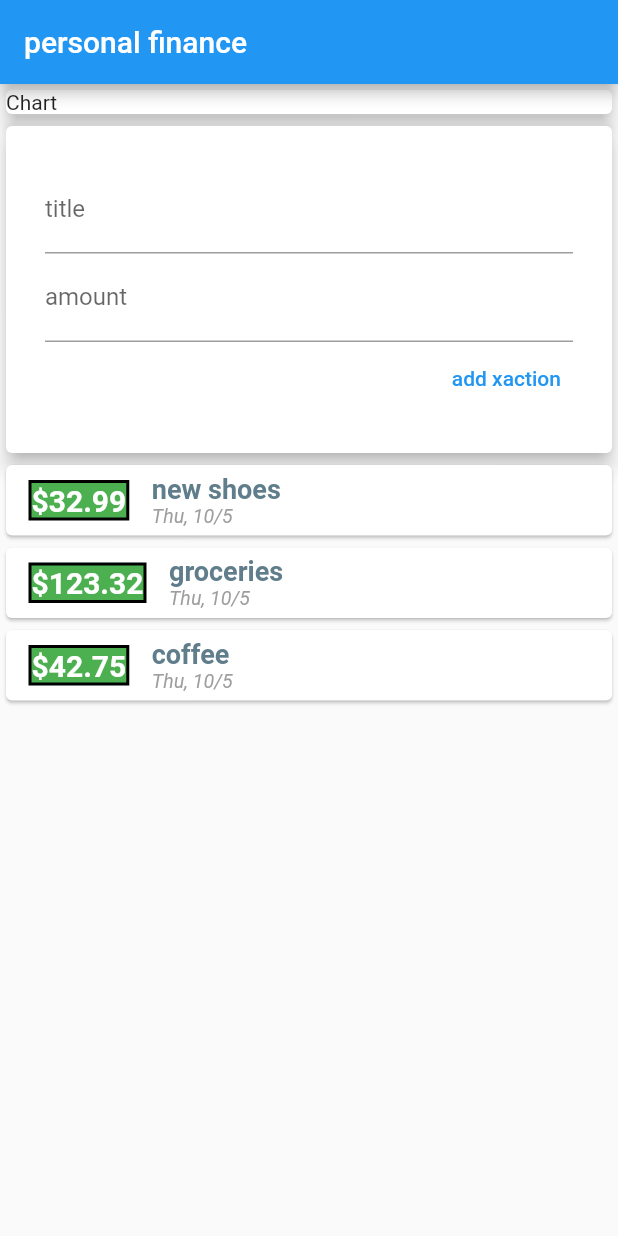
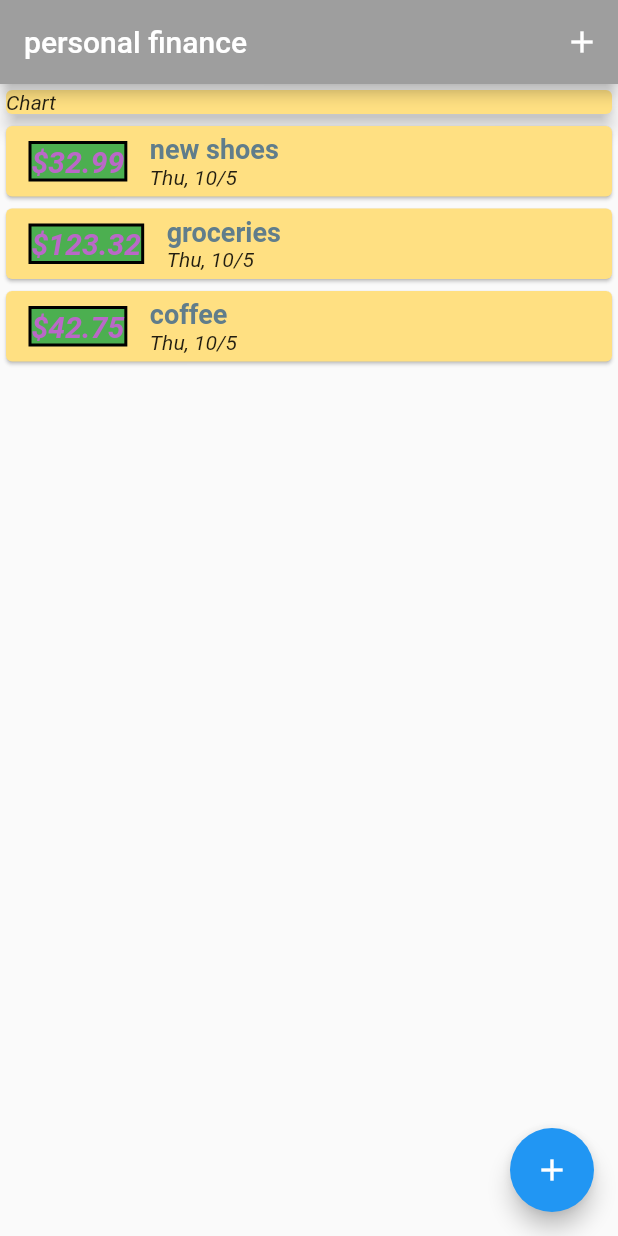
Before and after one commit to rmirabelli/personal_finance_2023, a Flutter app: the screen it shows after launch, on a phone screen of 412 x 824 dp. Run offline on Flutter 3.47's test engine with Material 2 defaults, Android fonts, the phone set to English and light mode, and no system bars.

Commit message:
thursday themes and modals

```diff
--- a/lib/main.dart
+++ b/lib/main.dart
@@ -1,34 +1,72 @@
 import 'package:flutter/material.dart';
 import 'widgets/user_transaction.dart';
+import 'widgets/main_screen.dart';
+import 'models/transaction.dart';
 
 void main() {
   runApp(MainApp());
 }
 
-class MainApp extends StatelessWidget {
+class MainApp extends StatefulWidget {
   MainApp({super.key});
+
+  @override
+  State<MainApp> createState() => _MainAppState();
+}
+
+class _MainAppState extends State<MainApp> {
+  void _addNewTransaction(String title, int amount) {
+    final newTransaction = Transaction(
+      title: title,
+      amountInPennies: amount,
+      id: UniqueKey().toString(),
+    );
+    setState(() {
+      _transactions.add(newTransaction);
+    });
+  }
+
+  final List<Transaction> _transactions = [
+    Transaction(
+      id: UniqueKey().toString(),
+      title: 'new shoes',
+      amountInPennies: 3299,
+    ),
+    Transaction(
+      id: UniqueKey().toString(),
+      title: 'groceries',
+      amountInPennies: 12332,
+    ),
+    Transaction(
+      id: UniqueKey().toString(),
+      title: 'coffee',
+      amountInPennies: 4275,
+    ),
+  ];
 
   @override
   Widget build(BuildContext context) {
     return MaterialApp(
-      home: Scaffold(
-        appBar: AppBar(
-          title: Text('personal finance'),
+      theme: ThemeData(
+        primaryColor: Colors.purple.shade300,
+        cardColor: Colors.amber.shade200,
+        highlightColor: Colors.green,
+        appBarTheme: AppBarTheme(
+          color: Colors.grey,
         ),
-        body: Column(
-          mainAxisAlignment: MainAxisAlignment.start,
-          children: [
-            Container(
-              width: double.infinity,
-              child: Card(
-                elevation: 5.0,
-                child: Text('Chart'),
-              ),
-            ),
-            UserTransaction(),
-          ],
+        textTheme: TextTheme(
+          bodyMedium: TextStyle(
+            fontSize: 14,
+            fontStyle: FontStyle.italic,
+          ),
+          bodyLarge: const TextStyle(
+            fontWeight: FontWeight.bold,
+            fontSize: 18,
+            color: Colors.blueGrey,
+          ),
         ),
       ),
+      home: MainScreen(_addNewTransaction, _transactions),
     );
   }
 }
--- /dev/null
+++ b/lib/widgets/main_screen.dart
@@ -0,0 +1,58 @@
+import 'package:flutter/material.dart';
+import 'new_transaction.dart';
+import 'user_transaction.dart';
+import '../models/transaction.dart';
+
+class MainScreen extends StatelessWidget {
+  const MainScreen(this._addNewTransaction, this._transactions, {super.key});
+
+  final Function(String, int) _addNewTransaction;
+  final List<Transaction> _transactions;
+
+  void _startNewTransaction(BuildContext ctx) {
+    showModalBottomSheet(
+        context: ctx,
+        builder: (bCtx) {
+          return NewTransaction(_addNewTransaction);
+        });
+  }
+
+  @override
+  Widget build(BuildContext context) {
+    return Scaffold(
+      appBar: AppBar(
+        title: Text('personal finance'),
+        actions: [
+          IconButton(
+            onPressed: () {
+              _startNewTransaction(context);
+            },
+            icon: Icon(Icons.add),
+          ),
+        ],
+      ),
+      floatingActionButton: FloatingActionButton(
+        onPressed: () {
+          _startNewTransaction(context);
+        },
+        child: Icon(Icons.add),
+      ),
+      body: Column(
+        mainAxisAlignment: MainAxisAlignment.start,
+        children: [
+          Container(
+            width: double.infinity,
+            child: Card(
+              elevation: 5.0,
+              child: Text('Chart'),
+            ),
+          ),
+          UserTransaction(
+            _addNewTransaction,
+            _transactions,
+          ),
+        ],
+      ),
+    );
+  }
+}
--- a/lib/widgets/new_transaction.dart
+++ b/lib/widgets/new_transaction.dart
@@ -8,9 +8,10 @@ class NewTransaction extends StatelessWidget {
   final amountController = TextEditingController();
   final Function(String, int) performAction;
 
-  void _submitTransaction() {
+  void _submitTransaction(BuildContext context) {
     final enteredTitle = titleController.text;
     final enteredAmount = (double.parse(amountController.text) * 100).toInt();
+    Navigator.of(context).pop();
 
     if (enteredTitle.isEmpty || enteredAmount < 0) return;
 
@@ -31,20 +32,22 @@ class NewTransaction extends StatelessWidget {
           crossAxisAlignment: CrossAxisAlignment.end,
           children: [
             TextField(
-              onSubmitted: (_) => _submitTransaction(),
+              onSubmitted: (_) => _submitTransaction(context),
               controller: titleController,
               keyboardType: TextInputType.text,
               decoration: InputDecoration(labelText: 'title'),
             ),
             TextField(
-              onSubmitted: (_) => _submitTransaction(),
+              onSubmitted: (_) => _submitTransaction(context),
               controller: amountController,
               keyboardType: TextInputType.number,
               decoration: InputDecoration(labelText: 'amount'),
             ),
             TextButton(
               child: Text('add xaction'),
-              onPressed: _submitTransaction,
+              onPressed: () {
+                _submitTransaction(context);
+              },
             ),
           ],
         ),
--- a/lib/widgets/transaction_list.dart
+++ b/lib/widgets/transaction_list.dart
@@ -30,32 +30,17 @@ class TransactionList extends StatelessWidget {
                     ),
                     child: Text(
                       '\$${(transaction.amountInPennies / 100.0).toStringAsFixed(2)}',
-                      style: TextStyle(
-                        fontWeight: FontWeight.bold,
-                        fontSize: 20,
-                        color: Colors.white,
-                      ),
+                      style:
+                          TextStyle(fontWeight: FontWeight.bold, fontSize: 20, color: Theme.of(context).primaryColor),
                     ),
                   ),
                   Column(
                     crossAxisAlignment: CrossAxisAlignment.start,
                     children: [
-                      Text(
-                        transaction.title,
-                        style: const TextStyle(
-                          fontWeight: FontWeight.bold,
-                          fontSize: 18,
-                          color: Colors.blueGrey,
-                        ),
-                      ),
+                      Text(transaction.title, style: Theme.of(context).textTheme.bodyLarge),
                       Text(
                         DateFormat.MEd().format(transaction.date),
-                        style: TextStyle(
-                          fontWeight: FontWeight.normal,
-                          fontSize: 13,
-                          fontStyle: FontStyle.italic,
-                          color: Colors.grey,
-                        ),
+                        style: Theme.of(context).textTheme.bodyMedium,
                       ),
                     ],
                   )
--- a/lib/widgets/user_transaction.dart
+++ b/lib/widgets/user_transaction.dart
@@ -3,49 +3,17 @@ import 'new_transaction.dart';
 import 'transaction_list.dart';
 import '../models/transaction.dart';
 
-class UserTransaction extends StatefulWidget {
-  const UserTransaction({super.key});
-
-  @override
-  State<UserTransaction> createState() => _UserTransactionState();
-}
-
-class _UserTransactionState extends State<UserTransaction> {
-  void _addNewTransaction(String title, int amount) {
-    final newTransaction = Transaction(
-      title: title,
-      amountInPennies: amount,
-      id: UniqueKey().toString(),
-    );
-    setState(() {
-      transactions.add(newTransaction);
-    });
-  }
-
-  final List<Transaction> transactions = [
-    Transaction(
-      id: UniqueKey().toString(),
-      title: 'new shoes',
-      amountInPennies: 3299,
-    ),
-    Transaction(
-      id: UniqueKey().toString(),
-      title: 'groceries',
-      amountInPennies: 12332,
-    ),
-    Transaction(
-      id: UniqueKey().toString(),
-      title: 'coffee',
-      amountInPennies: 4275,
-    ),
-  ];
+class UserTransaction extends StatelessWidget {
+  const UserTransaction(this._addNewTransaction, this._transactions, {super.key});
+  final Function(String, int) _addNewTransaction;
+  final List<Transaction> _transactions;
 
   @override
   Widget build(BuildContext context) {
     return Column(
       children: [
-        NewTransaction(_addNewTransaction),
-        TransactionList(transactions),
+        // NewTransaction(_addNewTransaction),
+        TransactionList(_transactions),
       ],
     );
   }
```
